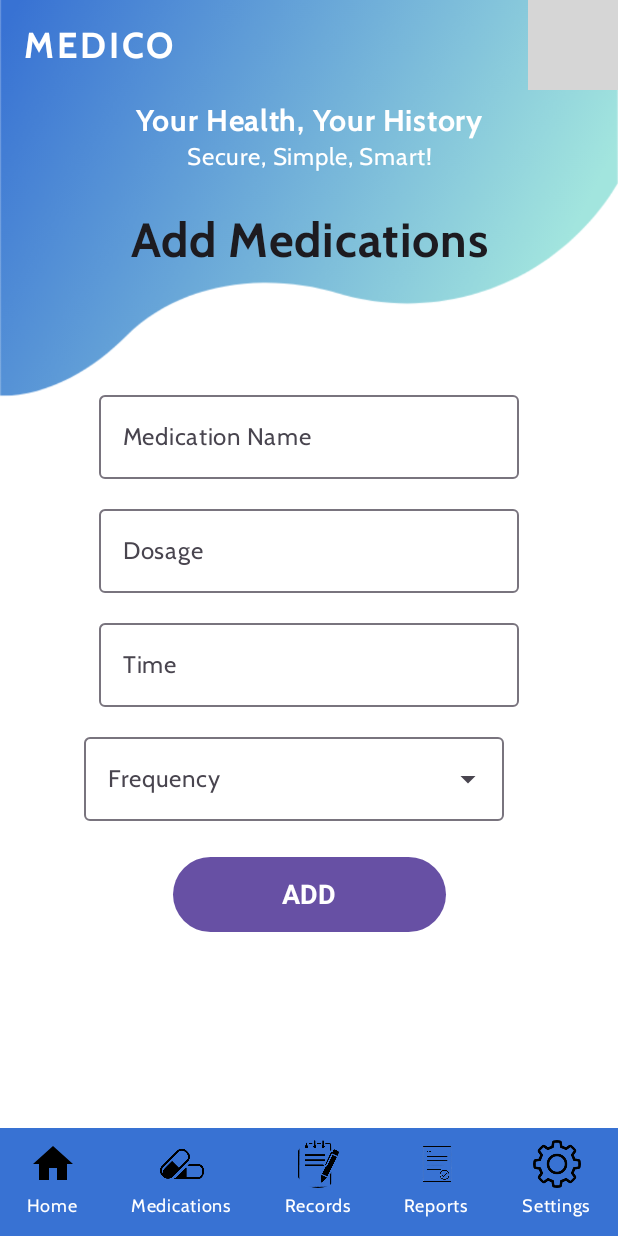
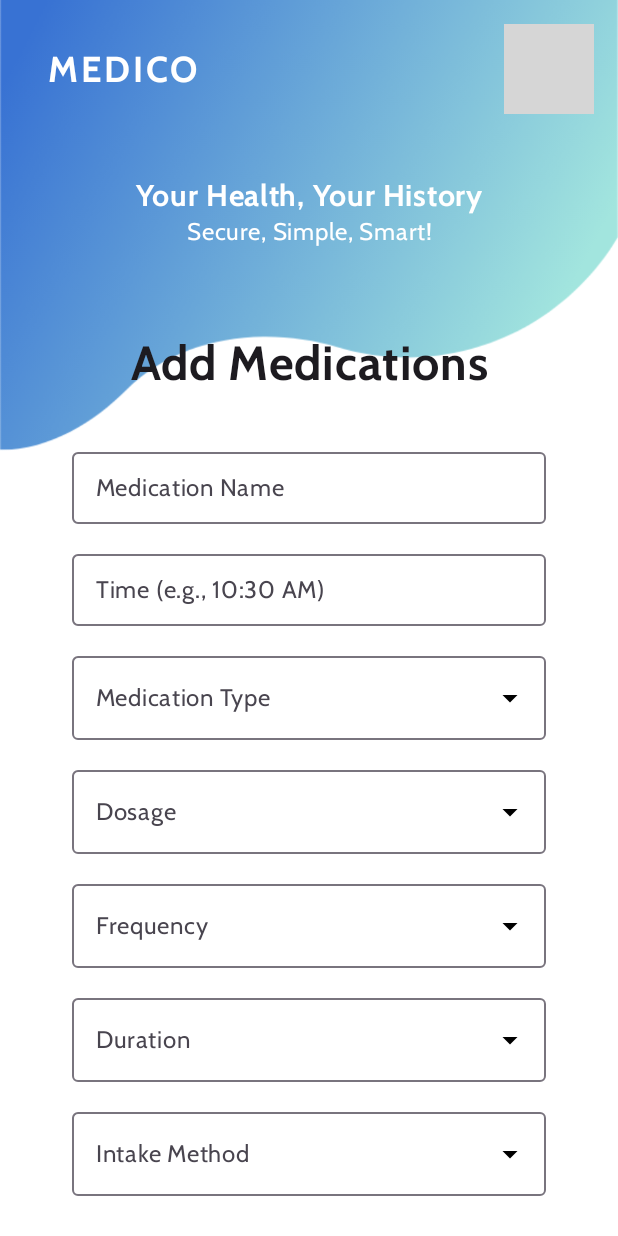
Before and after one commit to jainrajat254/Medico, an Android app built with Jetpack Compose: the AddMedicationPage screen opened through its navigation route, on a phone screen of 412 x 824 dp. Run offline under Robolectric (Android 15) with nearby library versions, the phone set to English and light mode, and no system bars; pictures from the network do not load; grey boxes are pictures that could not be loaded.

Commit message:
add medications screen

```diff
--- a/app/src/main/java/com/example/medico/common/navigation/App.kt
+++ b/app/src/main/java/com/example/medico/common/navigation/App.kt
@@ -65,7 +65,7 @@ fun App() {
             MedicationPage(navController)
         }
         composable(Routes.MedAdd.routes) {
-            AddMedicationPage(navController)
+            AddMedicationPage()
         }
         composable(Routes.Records.routes) {
             HealthRecords(navController)
--- a/app/src/main/java/com/example/medico/common/utils/RepeatedScreens.kt
+++ b/app/src/main/java/com/example/medico/common/utils/RepeatedScreens.kt
@@ -66,6 +66,7 @@ import androidx.compose.ui.unit.sp
 import coil.compose.AsyncImage
 import com.example.medico.R
 import com.example.medico.common.model.Districts
+import com.example.medico.common.model.Frequency
 import com.example.medico.common.model.HealthReport
 import com.example.medico.common.model.Medication
 import com.example.medico.doctor.viewModel.DoctorRegister
@@ -596,11 +597,108 @@ fun GenderDropdown(
 }
 
 @Composable
+fun FrequencyDropdown(
+    selectedFrequency: String,
+    onFrequencySelected: (String) -> Unit,
+) {
+    val frequencyOptions = listOf(
+        "Once a day", "Twice a day", "Thrice a day", "Four times a day",
+        "Morning only", "Afternoon only", "Night only", "Before bed",
+        "Empty stomach", "Before meals", "After meals", "With food",
+        "Every alternate day", "Weekly once", "As needed"
+    )
+
+    CommonDropDownMenu(
+        items = frequencyOptions,
+        selectedItem = selectedFrequency,
+        onItemSelected = { frequency -> onFrequencySelected(frequency) },
+        label = "Frequency",
+        modifier = Modifier
+            .fillMaxWidth()
+            .padding(horizontal = 32.dp, vertical = 8.dp) // Equal padding
+    )
+}
+
+
+@Composable
+fun DosageDropdown(
+    selectedDosage: String,
+    onDosageSelected: (String) -> Unit,
+    modifier: Modifier = Modifier
+) {
+    val dosageOptions = listOf("1 tablet", "2 tablets", "5 ml", "10 ml", "1 capsule", "Half tablet")
+
+    CommonDropDownMenu(
+        items = dosageOptions,
+        selectedItem = selectedDosage,
+        onItemSelected = { dosage ->
+            onDosageSelected(dosage)
+        },
+        label = "Dosage",
+        modifier = modifier
+    )
+}
+
+@Composable
+fun DurationDropdown(
+    selectedDuration: String,
+    onDurationSelected: (String) -> Unit,
+    modifier: Modifier = Modifier
+) {
+    val durationOptions = listOf("3 days", "5 days", "7 days", "10 days", "2 weeks", "1 month", "Until further notice")
+
+    CommonDropDownMenu(
+        items = durationOptions,
+        selectedItem = selectedDuration,
+        onItemSelected = { duration -> onDurationSelected(duration) },
+        label = "Duration",
+        modifier = modifier
+    )
+}
+
+@Composable
+fun IntakeMethodDropdown(
+    selectedMethod: String,
+    onMethodSelected: (String) -> Unit,
+    modifier: Modifier = Modifier
+) {
+    val methodOptions = listOf("With Water", "With Milk", "With Food", "After Food", "Before Food", "Sublingual (Under Tongue)", "Inhalation")
+
+    CommonDropDownMenu(
+        items = methodOptions,
+        selectedItem = selectedMethod,
+        onItemSelected = { method -> onMethodSelected(method) },
+        label = "Intake Method",
+        modifier = modifier
+    )
+}
+
+
+@Composable
+fun MedicationTypeDropdown(
+    selectedType: String,
+    onTypeSelected: (String) -> Unit,
+    modifier: Modifier = Modifier
+) {
+    val typeOptions = listOf("Tablet", "Capsule", "Syrup", "Injection", "Ointment", "Drops", "Inhaler")
+
+    CommonDropDownMenu(
+        items = typeOptions,
+        selectedItem = selectedType,
+        onItemSelected = { type -> onTypeSelected(type) },
+        label = "Medication Type",
+        modifier = modifier
+    )
+}
+
+
+@Composable
 fun CommonDropDownMenu(
     items: List<String>,
     selectedItem: String,
     onItemSelected: (String) -> Unit,
     label: String,
+    modifier: Modifier = Modifier
 ) {
     var expanded by remember { mutableStateOf(false) }
     var searchText by remember { mutableStateOf("") }
--- a/app/src/main/java/com/example/medico/doctor/model/AddMedications.kt
+++ b/app/src/main/java/com/example/medico/doctor/model/AddMedications.kt
@@ -1,14 +1,42 @@
 package com.example.medico.doctor.model
 
-import androidx.compose.runtime.mutableStateOf
 import androidx.lifecycle.ViewModel
-import com.example.medico.common.model.Frequency
+import kotlinx.coroutines.flow.MutableStateFlow
+import kotlinx.coroutines.flow.StateFlow
 
 class AddMedications : ViewModel() {
-    var medication = mutableStateOf("")
-    var dosage = mutableStateOf("")
-    var time = mutableStateOf("")
-    var frequency = mutableStateOf<Frequency?>(null)
-    var frequencyExpanded = mutableStateOf(false)
 
+    private val _medication = MutableStateFlow("")
+    val medication: StateFlow<String> = _medication
+
+    private val _medicationType = MutableStateFlow("")
+    val medicationType: StateFlow<String> = _medicationType
+
+    private val _dosage = MutableStateFlow("")
+    val dosage: StateFlow<String> = _dosage
+
+    private val _dosageType = MutableStateFlow("")
+    val dosageType: StateFlow<String> = _dosageType
+
+    private val _time = MutableStateFlow("")
+    val time: StateFlow<String> = _time
+
+    private val _frequency = MutableStateFlow("")
+    val frequency: StateFlow<String> = _frequency
+
+    private val _duration = MutableStateFlow("")
+    val duration: StateFlow<String> = _duration
+
+    private val _intakeMethod = MutableStateFlow("")
+    val intakeMethod: StateFlow<String> = _intakeMethod
+
+    // Functions to update state
+    fun setMedication(value: String) { _medication.value = value }
+    fun setMedicationType(value: String) { _medicationType.value = value }
+    fun setDosage(value: String) { _dosage.value = value }
+    fun setDosageType(value: String) { _dosageType.value = value }
+    fun setTime(value: String) { _time.value = value }
+    fun setFrequency(value: String) { _frequency.value = value }
+    fun setDuration(value: String) { _duration.value = value }
+    fun setIntakeMethod(value: String) { _intakeMethod.value = value }
 }
--- a/app/src/main/java/com/example/medico/doctor/screens/AddMedications.kt
+++ b/app/src/main/java/com/example/medico/doctor/screens/AddMedications.kt
@@ -1,76 +1,53 @@
 package com.example.medico.doctor.screens
 
-import androidx.compose.foundation.Image
-import androidx.compose.foundation.layout.Box
+import androidx.compose.foundation.layout.Arrangement
 import androidx.compose.foundation.layout.Column
 import androidx.compose.foundation.layout.Spacer
 import androidx.compose.foundation.layout.fillMaxSize
 import androidx.compose.foundation.layout.fillMaxWidth
 import androidx.compose.foundation.layout.height
 import androidx.compose.foundation.layout.padding
-import androidx.compose.material.icons.Icons
-import androidx.compose.material.icons.filled.ArrowDropDown
-import androidx.compose.material.icons.filled.ArrowDropUp
+import androidx.compose.foundation.lazy.LazyColumn
 import androidx.compose.material3.Button
-import androidx.compose.material3.DropdownMenu
-import androidx.compose.material3.DropdownMenuItem
-import androidx.compose.material3.Icon
-import androidx.compose.material3.IconButton
 import androidx.compose.material3.Scaffold
 import androidx.compose.material3.Text
 import androidx.compose.runtime.Composable
+import androidx.compose.runtime.collectAsState
+import androidx.compose.runtime.getValue
 import androidx.compose.ui.Alignment
 import androidx.compose.ui.Modifier
-import androidx.compose.ui.layout.ContentScale
-import androidx.compose.ui.res.painterResource
 import androidx.compose.ui.text.font.FontWeight
 import androidx.compose.ui.text.input.KeyboardType
 import androidx.compose.ui.text.style.TextAlign
+import androidx.compose.ui.tooling.preview.Preview
 import androidx.compose.ui.unit.dp
 import androidx.compose.ui.unit.sp
 import androidx.lifecycle.viewmodel.compose.viewModel
-import androidx.navigation.NavHostController
-import com.example.medico.R
-import com.example.medico.common.navigation.UserBottomNavBar
-import com.example.medico.common.model.Frequency
+import com.example.medico.common.utils.BackgroundContent
 import com.example.medico.common.utils.CustomTextField
-import com.example.medico.common.utils.HeaderSection
-import com.example.medico.common.utils.Tagline
+import com.example.medico.common.utils.DosageDropdown
+import com.example.medico.common.utils.DurationDropdown
+import com.example.medico.common.utils.FrequencyDropdown
+import com.example.medico.common.utils.IntakeMethodDropdown
+import com.example.medico.common.utils.MedicationTypeDropdown
 import com.example.medico.doctor.model.AddMedications
 
+@Preview(showBackground = true)
 @Composable
-fun AddMedicationPage(navController: NavHostController) {
+fun AddMedicationPage() {
     val viewModel: AddMedications = viewModel()
 
-    Scaffold(
-        bottomBar = { UserBottomNavBar(modifier = Modifier, navController = navController) }
-    ) { innerPadding ->
-        Box(
-            modifier = Modifier
-                .fillMaxSize()
-                .padding(innerPadding)
-        ) {
-            // Background Image
-            Image(
-                painter = painterResource(id = R.drawable.background_app),
-                contentDescription = null,
-                contentScale = ContentScale.Crop,
-                modifier = Modifier.fillMaxSize()
-            )
+    val medication by viewModel.medication.collectAsState()
+    val dosage by viewModel.dosage.collectAsState()
+    val time by viewModel.time.collectAsState()
+    val frequency by viewModel.frequency.collectAsState()
+    val medicationType by viewModel.medicationType.collectAsState()
+    val dosageType by viewModel.dosageType.collectAsState()
+    val duration by viewModel.duration.collectAsState()
+    val intakeMethod by viewModel.intakeMethod.collectAsState()
 
-            HeaderSection()
-
-            Spacer(modifier = Modifier.height(20.dp))
-
-            Column(
-                horizontalAlignment = Alignment.CenterHorizontally,
-                modifier = Modifier
-                    .fillMaxSize()
-                    .padding(horizontal = 24.dp)
-            ) {
-                Spacer(modifier = Modifier.height(60.dp))
-                Tagline()
-
+    Scaffold { paddingValues ->
+        BackgroundContent(paddingValues = paddingValues) {
             Text(
                 text = "Add Medications",
                 fontSize = 32.sp,
@@ -79,47 +56,91 @@ fun AddMedicationPage(navController: NavHostController) {
                 modifier = Modifier.padding(vertical = 16.dp)
             )
 
-                Spacer(modifier = Modifier.height(60.dp))
+            Spacer(modifier = Modifier.height(16.dp))
 
+            LazyColumn(
+                modifier = Modifier
+                    .fillMaxSize()
+                    .padding(horizontal = 32.dp),
+                verticalArrangement = Arrangement.spacedBy(12.dp),
+                horizontalAlignment = Alignment.CenterHorizontally
+            ) {
+                item {
                     CustomTextField(
-                    value = viewModel.medication.value,
-                    onValueChange = { viewModel.medication.value = it },
+                        value = medication,
+                        onValueChange = { viewModel.setMedication(it) },
                         label = "Medication Name",
-                    keyboardType = KeyboardType.Text
+                        keyboardType = KeyboardType.Text,
+                        modifier = Modifier
+                            .fillMaxWidth()
+                            .height(56.dp) // Matching height
                     )
+                }
 
-                Spacer(modifier = Modifier.height(12.dp))
+                item {
+                    CustomTextField(
+                        value = time,
+                        onValueChange = { viewModel.setTime(it) },
+                        label = "Time (e.g., 10:30 AM)",
+                        keyboardType = KeyboardType.Text,
+                        modifier = Modifier
+                            .fillMaxWidth()
+                            .height(56.dp) // Matching height
+                    )
+                }
 
-                CustomTextField(
-                    value = viewModel.dosage.value,
-                    onValueChange = { viewModel.dosage.value = it },
-                    label = "Dosage",
-                    keyboardType = KeyboardType.Text,
+                item {
+                    MedicationTypeDropdown(
+                        selectedType = medicationType,
+                        onTypeSelected = viewModel::setMedicationType,
+                        modifier = Modifier
+                            .fillMaxWidth()
+                            .height(56.dp) // Matching height
+                    )
+                }
 
+                item {
+                    DosageDropdown(
+                        selectedDosage = dosageType,
+                        onDosageSelected = viewModel::setDosageType,
+                        modifier = Modifier
+                            .fillMaxWidth()
+                            .height(56.dp) // Matching height
                     )
+                }
 
-                Spacer(modifier = Modifier.height(12.dp))
+                item {
+                    FrequencyDropdown(
+                        selectedFrequency = frequency,
+                        onFrequencySelected = viewModel::setFrequency,
+                    )
+                }
 
-                CustomTextField(
-                    value = viewModel.time.value,
-                    onValueChange = { viewModel.time.value = it },
-                    label = "Time",
-                    keyboardType = KeyboardType.Number,
+                item {
+                    DurationDropdown(
+                        selectedDuration = duration,
+                        onDurationSelected = viewModel::setDuration,
+                        modifier = Modifier
+                            .fillMaxWidth()
+                            .height(56.dp) // Matching height
+                    )
+                }
 
+                item {
+                    IntakeMethodDropdown(
+                        selectedMethod = intakeMethod,
+                        onMethodSelected = viewModel::setIntakeMethod,
+                        modifier = Modifier
+                            .fillMaxWidth()
+                            .height(56.dp) // Matching height
                     )
+                }
 
-                Spacer(modifier = Modifier.height(12.dp))
-
-                FrequencyDropdown(viewModel = viewModel)
-
-                Spacer(modifier = Modifier.height(24.dp))
-
+                item {
                     Button(
-                    onClick = {
-
-                    },
+                        onClick = { /* Handle Add Medication Logic */ },
                         modifier = Modifier
-                        .fillMaxWidth(0.5f)
+                            .fillMaxWidth(0.6f)
                             .height(50.dp)
                     ) {
                         Text(
@@ -132,41 +153,4 @@ fun AddMedicationPage(navController: NavHostController) {
             }
         }
     }
-
-@Composable
-fun FrequencyDropdown(viewModel: AddMedications) {
-    Box(modifier = Modifier.fillMaxWidth()) {
-        CustomTextField(
-            value = viewModel.frequency.value?.fre ?: "",
-            onValueChange = { },
-            label = "Frequency",
-            modifier = Modifier.padding(start = 32.dp),
-            readOnly = true,
-            trailingIcon = {
-                IconButton(onClick = { viewModel.frequencyExpanded.value = !viewModel.frequencyExpanded.value }) {
-                    Icon(
-                        imageVector = if (viewModel.frequencyExpanded.value) Icons.Default.ArrowDropUp else Icons.Default.ArrowDropDown,
-                        contentDescription = null
-                    )
 }
-            },
-
-        )
-
-        DropdownMenu(
-            expanded = viewModel.frequencyExpanded.value,
-            onDismissRequest = { viewModel.frequencyExpanded.value = false },
-            modifier = Modifier.fillMaxWidth() // Ensures the dropdown menu also takes full width
-        ) {
-            Frequency.entries.forEach { option ->
-                DropdownMenuItem(
-                    text = { Text(option.fre) },
-                    onClick = {
-                        viewModel.frequency.value = option
-                        viewModel.frequencyExpanded.value = false
-                    }
-                )
-            }
-        }
-    }
-}
```
Lines whose indentation alone changed are shown as unchanged.
